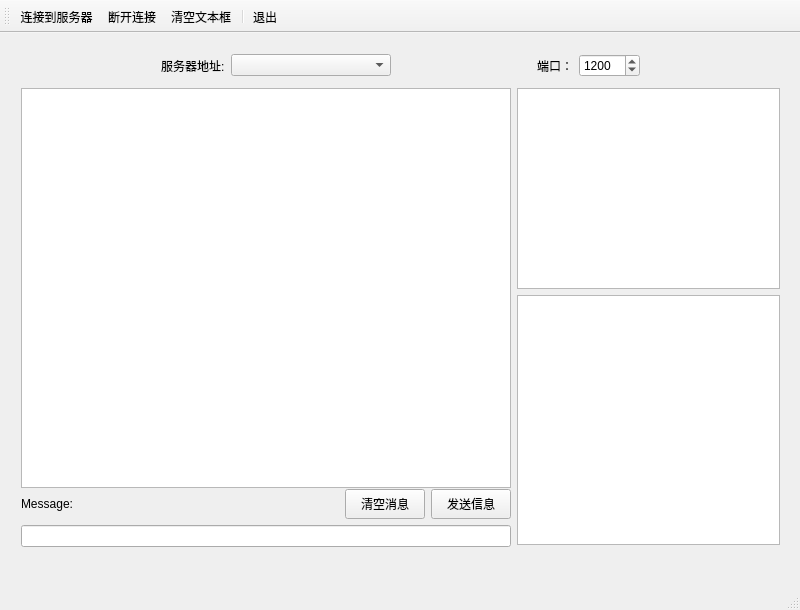
First picture: the form in Client/qclimainwind.ui, repository Samoking521/QT-project, before the edit.
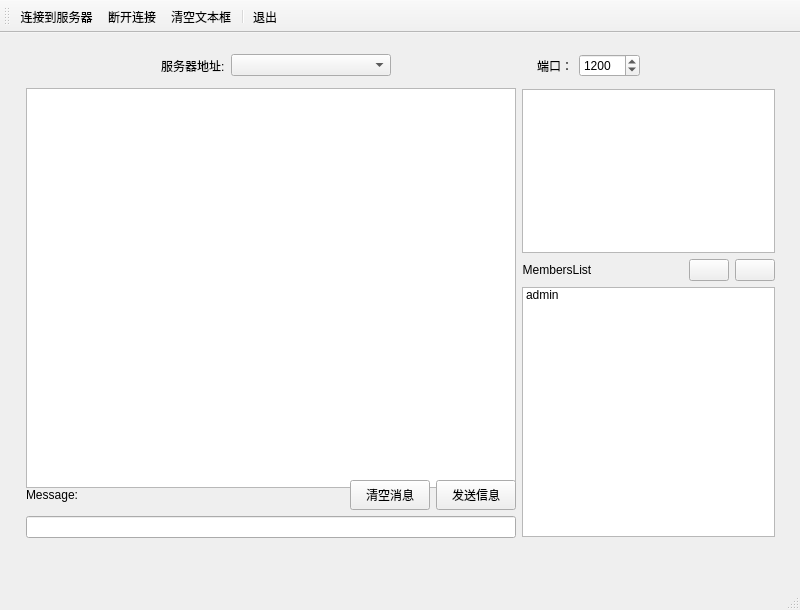
Second picture: the form after the edit. Icons and pictures are not drawn.

The edit to the form file:
```diff
--- a/Client/qclimainwind.ui
+++ b/Client/qclimainwind.ui
@@ -20,7 +20,7 @@
       <x>10</x>
       <y>10</y>
       <width>781</width>
-      <height>518</height>
+      <height>511</height>
      </rect>
     </property>
     <layout class="QVBoxLayout" name="verticalLayout_3">
@@ -127,13 +127,25 @@
        <property name="sizeConstraint">
         <enum>QLayout::SetDefaultConstraint</enum>
        </property>
+       <property name="leftMargin">
+        <number>5</number>
+       </property>
+       <property name="topMargin">
+        <number>5</number>
+       </property>
+       <property name="rightMargin">
+        <number>5</number>
+       </property>
+       <property name="bottomMargin">
+        <number>5</number>
+       </property>
        <item>
         <layout class="QVBoxLayout" name="verticalLayout_2">
          <property name="topMargin">
-          <number>5</number>
+          <number>0</number>
          </property>
          <property name="bottomMargin">
-          <number>3</number>
+          <number>0</number>
          </property>
          <item>
           <widget class="QPlainTextEdit" name="MessageBrowser">
@@ -245,10 +257,10 @@
        <item>
         <layout class="QVBoxLayout" name="verticalLayout">
          <property name="topMargin">
-          <number>5</number>
+          <number>1</number>
          </property>
          <property name="bottomMargin">
-          <number>5</number>
+          <number>1</number>
          </property>
          <item>
           <widget class="QPlainTextEdit" name="StateText">
@@ -261,13 +273,71 @@
            <property name="maximumSize">
             <size>
              <width>16777215</width>
-             <height>16777215</height>
+             <height>200</height>
             </size>
            </property>
           </widget>
          </item>
          <item>
-          <widget class="QListView" name="MemberView">
+          <layout class="QHBoxLayout" name="horizontalLayout_4"/>
+         </item>
+         <item>
+          <layout class="QHBoxLayout" name="horizontalLayout_5">
+           <item>
+            <widget class="QLabel" name="MemberLabel">
+             <property name="text">
+              <string>MembersList</string>
+             </property>
+             <property name="alignment">
+              <set>Qt::AlignCenter</set>
+             </property>
+            </widget>
+           </item>
+           <item>
+            <spacer name="horizontalSpacer_5">
+             <property name="orientation">
+              <enum>Qt::Horizontal</enum>
+             </property>
+             <property name="sizeHint" stdset="0">
+              <size>
+               <width>40</width>
+               <height>20</height>
+              </size>
+             </property>
+            </spacer>
+           </item>
+           <item>
+            <widget class="QPushButton" name="AddMemberButton">
+             <property name="text">
+              <string/>
+             </property>
+             <property name="icon">
+              <iconset>
+               <normaloff>icon/添加.png</normaloff>icon/添加.png</iconset>
+             </property>
+            </widget>
+           </item>
+           <item>
+            <widget class="QPushButton" name="DelMemberButton">
+             <property name="text">
+              <string/>
+             </property>
+             <property name="icon">
+              <iconset>
+               <normaloff>icon/删除.png</normaloff>icon/删除.png</iconset>
+             </property>
+             <property name="iconSize">
+              <size>
+               <width>20</width>
+               <height>20</height>
+              </size>
+             </property>
+            </widget>
+           </item>
+          </layout>
+         </item>
+         <item>
+          <widget class="QListWidget" name="MemberView">
            <property name="minimumSize">
             <size>
              <width>0</width>
@@ -277,9 +347,38 @@
            <property name="maximumSize">
             <size>
              <width>16777215</width>
-             <height>16777215</height>
+             <height>250</height>
             </size>
            </property>
+           <property name="sortingEnabled">
+            <bool>false</bool>
+           </property>
+           <item>
+            <property name="text">
+             <string>admin</string>
+            </property>
+            <property name="background">
+             <brush brushstyle="NoBrush">
+              <color alpha="255">
+               <red>0</red>
+               <green>0</green>
+               <blue>0</blue>
+              </color>
+             </brush>
+            </property>
+            <property name="foreground">
+             <brush brushstyle="NoBrush">
+              <color alpha="255">
+               <red>0</red>
+               <green>170</green>
+               <blue>255</blue>
+              </color>
+             </brush>
+            </property>
+            <property name="flags">
+             <set>ItemIsSelectable|ItemIsEnabled</set>
+            </property>
+           </item>
           </widget>
          </item>
         </layout>
```
Left out of the diff: 3 changed lines with no effect on the pictures.
